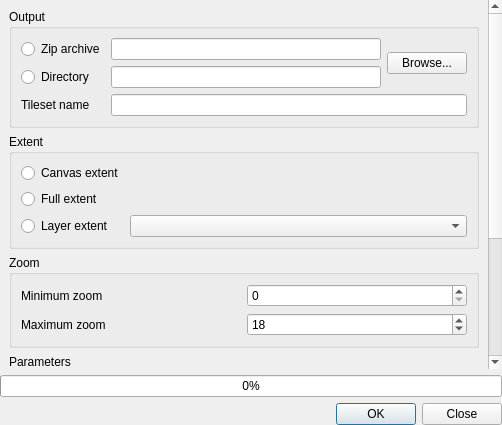
First picture: the form in ui/qtilesdialogbase.ui, repository nextgis/qgis_qtiles, before the edit.
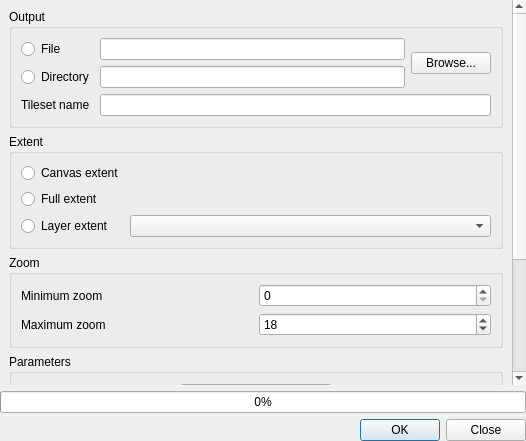
Second picture: the form after the edit. Custom widgets are drawn as their Qt base class.

```diff
--- a/ui/qtilesdialogbase.ui
+++ b/ui/qtilesdialogbase.ui
@@ -6,8 +6,8 @@
    <rect>
     <x>0</x>
     <y>0</y>
-    <width>502</width>
-    <height>425</height>
+    <width>526</width>
+    <height>441</height>
    </rect>
   </property>
   <property name="windowTitle">
@@ -29,9 +29,9 @@
       <property name="geometry">
        <rect>
         <x>0</x>
-        <y>-162</y>
-        <width>486</width>
-        <height>522</height>
+        <y>0</y>
+        <width>510</width>
+        <height>544</height>
        </rect>
       </property>
       <layout class="QVBoxLayout" name="verticalLayout_2">
@@ -44,7 +44,7 @@
           <item row="0" column="0">
            <widget class="QRadioButton" name="rbOutputZip">
             <property name="text">
-             <string>Zip archive</string>
+             <string>File</string>
             </property>
            </widget>
           </item>
```
